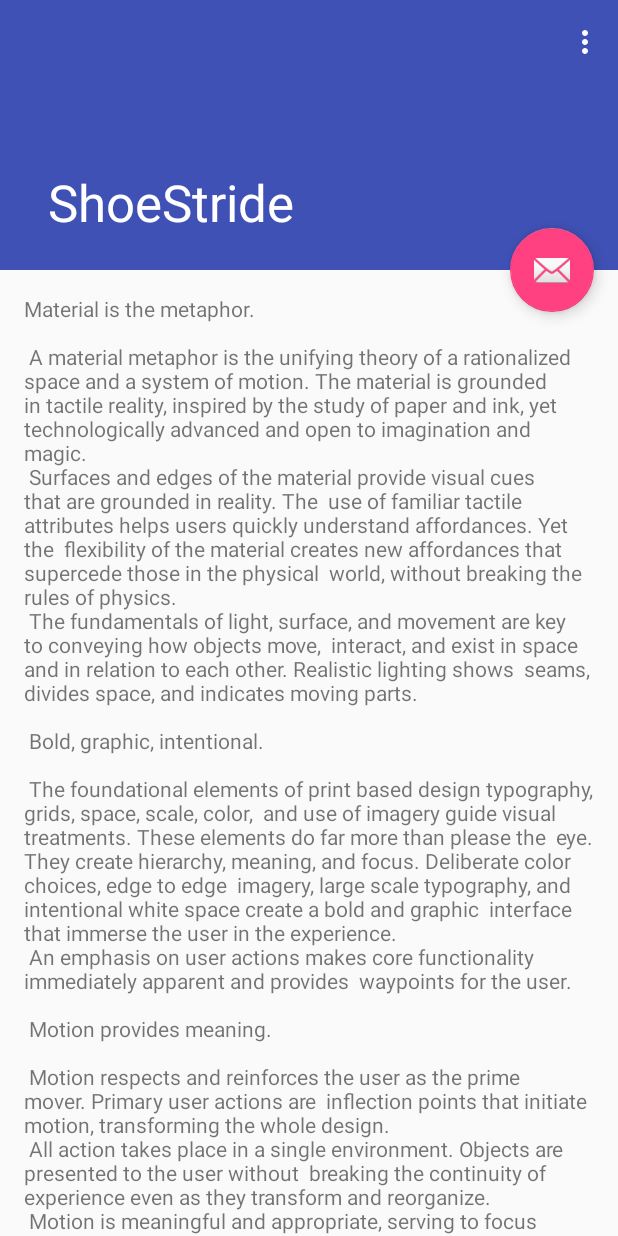
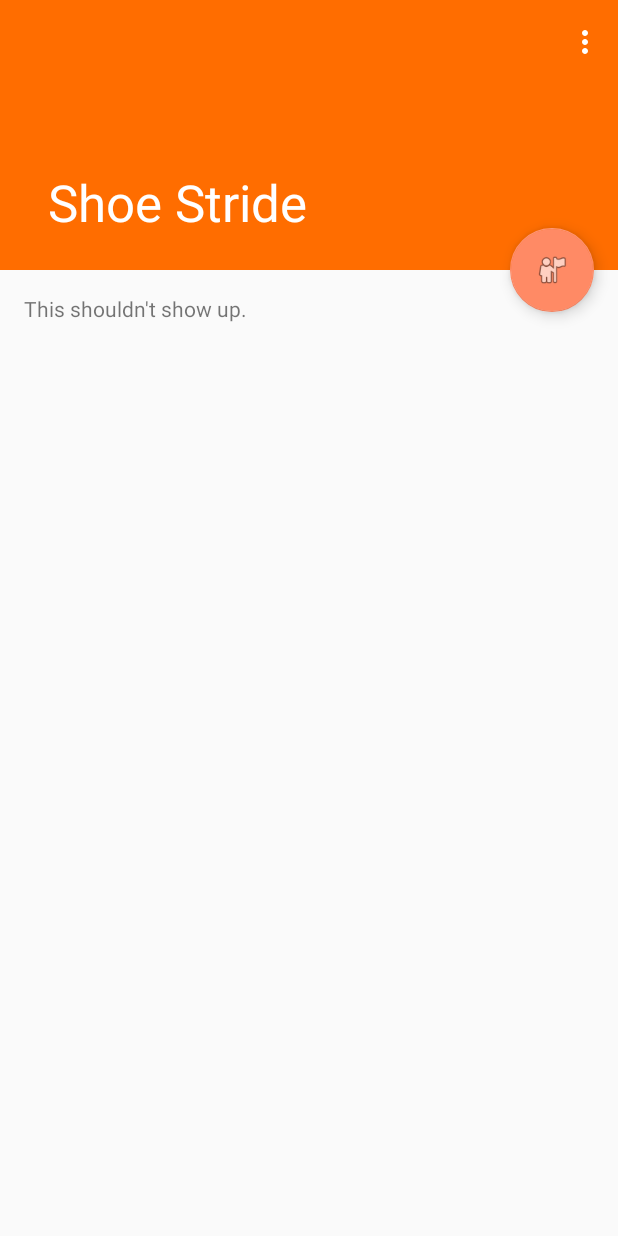
Before and after one commit to justAdevTV/ShoeStride, an Android app: the screen it shows after launch (MainActivity), on a phone screen of 412 x 824 dp. Run offline under Robolectric (Android 15) with nearby library versions, the phone set to English and light mode, and no system bars.

Commit message:
Colors & Icons Changed

```diff
--- a/app/src/main/res/layout/activity_main.xml
+++ b/app/src/main/res/layout/activity_main.xml
@@ -27,6 +27,6 @@
     <android.support.design.widget.FloatingActionButton android:id="@+id/fab"
         android:layout_width="wrap_content" android:layout_height="wrap_content"
         android:layout_margin="@dimen/fab_margin" app:layout_anchor="@id/app_bar"
-        app:layout_anchorGravity="bottom|end" android:src="@android:drawable/ic_dialog_email" />
+        app:layout_anchorGravity="bottom|end" android:src="@android:drawable/ic_menu_myplaces" />
 
 </android.support.design.widget.CoordinatorLayout>
--- a/app/src/main/res/values/colors.xml
+++ b/app/src/main/res/values/colors.xml
@@ -1,6 +1,6 @@
 <?xml version="1.0" encoding="utf-8"?>
 <resources>
-    <color name="colorPrimary">#3F51B5</color>
-    <color name="colorPrimaryDark">#303F9F</color>
-    <color name="colorAccent">#FF4081</color>
+    <color name="colorPrimary">#FF6D00</color>
+    <color name="colorPrimaryDark">#FF9800</color>
+    <color name="colorAccent">#FF8A65</color>
 </resources>
--- a/app/src/main/res/values/strings.xml
+++ b/app/src/main/res/values/strings.xml
@@ -1,93 +1,7 @@
 <resources>
-    <string name="app_name">ShoeStride</string>
+    <string name="app_name">Shoe Stride</string>
     <string name="large_text">
-        "Material is the metaphor.\n\n"
-
-        "A material metaphor is the unifying theory of a rationalized space and a system of motion."
-        "The material is grounded in tactile reality, inspired by the study of paper and ink, yet "
-        "technologically advanced and open to imagination and magic.\n"
-        "Surfaces and edges of the material provide visual cues that are grounded in reality. The "
-        "use of familiar tactile attributes helps users quickly understand affordances. Yet the "
-        "flexibility of the material creates new affordances that supercede those in the physical "
-        "world, without breaking the rules of physics.\n"
-        "The fundamentals of light, surface, and movement are key to conveying how objects move, "
-        "interact, and exist in space and in relation to each other. Realistic lighting shows "
-        "seams, divides space, and indicates moving parts.\n\n"
-
-        "Bold, graphic, intentional.\n\n"
-
-        "The foundational elements of print based design typography, grids, space, scale, color, "
-        "and use of imagery guide visual treatments. These elements do far more than please the "
-        "eye. They create hierarchy, meaning, and focus. Deliberate color choices, edge to edge "
-        "imagery, large scale typography, and intentional white space create a bold and graphic "
-        "interface that immerse the user in the experience.\n"
-        "An emphasis on user actions makes core functionality immediately apparent and provides "
-        "waypoints for the user.\n\n"
-
-        "Motion provides meaning.\n\n"
-
-        "Motion respects and reinforces the user as the prime mover. Primary user actions are "
-        "inflection points that initiate motion, transforming the whole design.\n"
-        "All action takes place in a single environment. Objects are presented to the user without "
-        "breaking the continuity of experience even as they transform and reorganize.\n"
-        "Motion is meaningful and appropriate, serving to focus attention and maintain continuity. "
-        "Feedback is subtle yet clear. Transitions are efﬁcient yet coherent.\n\n"
-
-        "3D world.\n\n"
-
-        "The material environment is a 3D space, which means all objects have x, y, and z "
-        "dimensions. The z-axis is perpendicularly aligned to the plane of the display, with the "
-        "positive z-axis extending towards the viewer. Every sheet of material occupies a single "
-        "position along the z-axis and has a standard 1dp thickness.\n"
-        "On the web, the z-axis is used for layering and not for perspective. The 3D world is "
-        "emulated by manipulating the y-axis.\n\n"
-
-        "Light and shadow.\n\n"
-
-        "Within the material environment, virtual lights illuminate the scene. Key lights create "
-        "directional shadows, while ambient light creates soft shadows from all angles.\n"
-        "Shadows in the material environment are cast by these two light sources. In Android "
-        "development, shadows occur when light sources are blocked by sheets of material at "
-        "various positions along the z-axis. On the web, shadows are depicted by manipulating the "
-        "y-axis only. The following example shows the card with a height of 6dp.\n\n"
-
-        "Resting elevation.\n\n"
-
-        "All material objects, regardless of size, have a resting elevation, or default elevation "
-        "that does not change. If an object changes elevation, it should return to its resting "
-        "elevation as soon as possible.\n\n"
-
-        "Component elevations.\n\n"
-
-        "The resting elevation for a component type is consistent across apps (e.g., FAB elevation "
-        "does not vary from 6dp in one app to 16dp in another app).\n"
-        "Components may have different resting elevations across platforms, depending on the depth "
-        "of the environment (e.g., TV has a greater depth than mobile or desktop).\n\n"
-
-        "Responsive elevation and dynamic elevation offsets.\n\n"
-
-        "Some component types have responsive elevation, meaning they change elevation in response "
-        "to user input (e.g., normal, focused, and pressed) or system events. These elevation "
-        "changes are consistently implemented using dynamic elevation offsets.\n"
-        "Dynamic elevation offsets are the goal elevation that a component moves towards, relative "
-        "to the component’s resting state. They ensure that elevation changes are consistent "
-        "across actions and component types. For example, all components that lift on press have "
-        "the same elevation change relative to their resting elevation.\n"
-        "Once the input event is completed or cancelled, the component will return to its resting "
-        "elevation.\n\n"
-
-        "Avoiding elevation interference.\n\n"
-
-        "Components with responsive elevations may encounter other components as they move between "
-        "their resting elevations and dynamic elevation offsets. Because material cannot pass "
-        "through other material, components avoid interfering with one another any number of ways, "
-        "whether on a per component basis or using the entire app layout.\n"
-        "On a component level, components can move or be removed before they cause interference. "
-        "For example, a floating action button (FAB) can disappear or move off screen before a "
-        "user picks up a card, or it can move if a snackbar appears.\n"
-        "On the layout level, design your app layout to minimize opportunities for interference. "
-        "For example, position the FAB to one side of stream of a cards so the FAB won’t interfere "
-        "when a user tries to pick up one of cards.\n\n"
+        "This shouldn't show up."
     </string>
     <string name="action_settings">Settings</string>
 </resources>
```
Also changed, not shown: app/src/main/res/mipmap-hdpi/ic_launcher.png, app/src/main/res/mipmap-mdpi/ic_launcher.png, app/src/main/res/mipmap-xhdpi/ic_launcher.png, app/src/main/res/mipmap-xxhdpi/ic_launcher.png, app/src/main/res/mipmap-xxxhdpi/ic_launcher.png, 2 other files.
